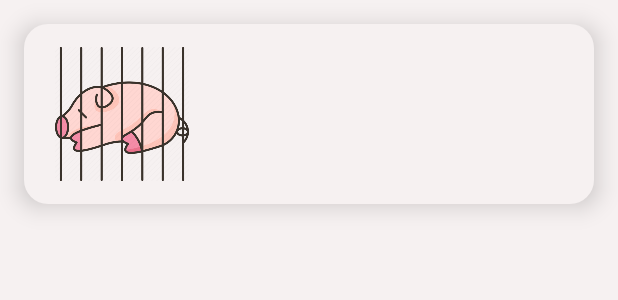
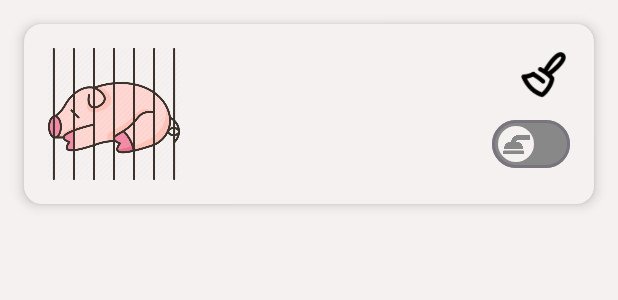
Before and after one commit to IrishRixon/Piggery-Monitoring, an Android app built with Jetpack Compose: the @Preview function CubicleCard, on a phone screen of 412 x 824 dp. Shown: the top 300 px of the screen. Run offline under Robolectric (Android 15) with nearby library versions, the phone set to English and light mode, and no system bars.

Commit message:
Making cubicle card

```diff
--- a/app/src/main/java/com/example/dolpiggery/MainScreen/UIComponents/Cards/CubicleCard/CubicleCard.kt
+++ b/app/src/main/java/com/example/dolpiggery/MainScreen/UIComponents/Cards/CubicleCard/CubicleCard.kt
@@ -2,55 +2,124 @@ package com.example.dolpiggery.MainScreen.UIComponents.Cards.CubicleCard
 
 import androidx.compose.foundation.Image
 import androidx.compose.foundation.background
+import androidx.compose.foundation.layout.Arrangement
 import androidx.compose.foundation.layout.Box
+import androidx.compose.foundation.layout.Column
+import androidx.compose.foundation.layout.Row
+import androidx.compose.foundation.layout.fillMaxHeight
 import androidx.compose.foundation.layout.fillMaxSize
 import androidx.compose.foundation.layout.fillMaxWidth
 import androidx.compose.foundation.layout.height
 import androidx.compose.foundation.layout.padding
 import androidx.compose.foundation.layout.size
 import androidx.compose.foundation.layout.width
-import androidx.compose.foundation.shape.RoundedCornerShape
-import androidx.compose.material3.Surface
-import androidx.compose.material3.contentColorFor
+import androidx.compose.material3.Card
+import androidx.compose.material3.CardDefaults
+import androidx.compose.material3.Icon
+import androidx.compose.material3.Switch
+import androidx.compose.material3.SwitchDefaults
+import androidx.compose.material3.Text
 import androidx.compose.runtime.Composable
+import androidx.compose.runtime.getValue
+import androidx.compose.runtime.mutableStateOf
+import androidx.compose.runtime.saveable.rememberSaveable
+import androidx.compose.runtime.setValue
+import androidx.compose.ui.Alignment
 import androidx.compose.ui.Modifier
 import androidx.compose.ui.graphics.Color
 import androidx.compose.ui.res.painterResource
 import androidx.compose.ui.tooling.preview.Preview
 import androidx.compose.ui.unit.dp
-import androidx.compose.ui.zIndex
+import androidx.compose.ui.unit.sp
 import com.example.dolpiggery.R
-import com.example.dolpiggery.ui.theme.PacificCyan5
+import com.example.dolpiggery.ui.theme.LimeGreen
 import com.example.dolpiggery.ui.theme.Snow60
 
 @Composable
 @Preview
 fun CubicleCard() {
-    Box(modifier = Modifier
-        .fillMaxSize()
-        .background(Snow60)
-        .padding(16.dp)) {
-        Surface(
+
+    var sprinklerSwitch by rememberSaveable {
+        mutableStateOf(false)
+    }
+
+    var broomTint by rememberSaveable {
+        mutableStateOf(false)
+    }
+
+    Box(
+        modifier = Modifier
+            .fillMaxSize()
+            .background(Snow60)
+            .padding(16.dp)
+    )
+    {
+        Card(
             onClick = { /*TODO*/ },
-            color = Snow60,
-            contentColor = PacificCyan5,
-            shadowElevation = 10.dp,
-            shape = RoundedCornerShape(16.dp),
+            elevation = CardDefaults.cardElevation(5.dp),
+            colors = CardDefaults.cardColors(Snow60),
             modifier = Modifier
+                .height(120.dp)
                 .fillMaxWidth()
-                .height(120.dp)
-            ) {
-            Box(
+        ) {
+            Row(
+                horizontalArrangement = Arrangement.SpaceBetween,
                 modifier = Modifier
                     .fillMaxSize()
-                    .padding(15.dp)
+                    .padding(16.dp)
             ) {
-                Box (modifier = Modifier.width(100.dp)){
+                Column(
+                    modifier = Modifier
+                        .width(100.dp)
+                        .fillMaxHeight()
+                ) {
                     Image(
                         painter = painterResource(id = R.drawable.pig_cage),
-                        contentDescription = null,
-                        modifier = Modifier.size(130.dp)
+                        contentDescription = null
                     )
+                }
+
+                Column(
+                    verticalArrangement = Arrangement.SpaceBetween,
+                    horizontalAlignment = Alignment.End,
+                    modifier = Modifier
+                        .width(120.dp)
+                        .fillMaxHeight()
+                ) {
+                    Box{
+                        Icon(
+                            painter = painterResource(id = R.drawable.broom1),
+                            tint = if(!broomTint) Color.Black else Color.Red,
+                            contentDescription = null,
+                            modifier = Modifier.size(35.dp)
+                        )
+                    }
+
+                    Row (
+                        verticalAlignment = Alignment.CenterVertically,
+                        horizontalArrangement = Arrangement.SpaceBetween,
+                        modifier = Modifier.fillMaxWidth()
+                    ){
+                        Text(text = "10:00", fontSize = 20.sp, color = if(sprinklerSwitch) Color.Black else Snow60 )
+
+                        Switch(
+                            checked = sprinklerSwitch,
+                            onCheckedChange = { sprinklerSwitch = it },
+                            thumbContent = { Icon(
+                                painter = painterResource(id = if(!sprinklerSwitch) R.drawable.shower_off else R.drawable.shower_on ),
+                                contentDescription = null,
+                                modifier = Modifier.size(18.dp)
+                            )},
+                            colors = SwitchDefaults.colors(
+                                uncheckedTrackColor = Color.Gray,
+                                uncheckedThumbColor = Snow60,
+                                checkedTrackColor = LimeGreen,
+                                checkedThumbColor = Snow60,
+                                checkedIconColor = Color.Black,
+                                uncheckedIconColor = Color.Gray
+                            )
+                        )
+                    }
                 }
             }
         }
--- a/app/src/main/java/com/example/dolpiggery/ui/theme/Color.kt
+++ b/app/src/main/java/com/example/dolpiggery/ui/theme/Color.kt
@@ -14,3 +14,5 @@ val Snow60 = Color(0xFFF6F1F1)
 val LightBlue30 = Color(0xFFAFD3E2)
 val PacificCyan5 = Color(0xFF19A7CE)
 val Cerulean5 = Color(0xFF146C94)
+
+val LimeGreen = Color(0xFF2BD041)
```
Also changed, not shown: app/src/main/java/com/example/dolpiggery/MainScreen/DataClass/Cubicle/Cubicle.kt (added, +10 -0 lines), app/src/main/java/com/example/dolpiggery/MainScreen/DataClass/Pig.kt (added, +7 -0 lines), app/src/main/java/com/example/dolpiggery/MainScreen/MainScreen.kt (+3 -30 lines), app/src/main/java/com/example/dolpiggery/MainScreen/Screens/CubiclesScreen/CubiclesScreen.kt (+2 -12 lines), app/src/main/res/drawable/broom1.png (added), app/src/main/res/drawable/pig.png (added), app/src/main/res/drawable/shower_off.png (added), app/src/main/res/drawable/shower_on.png (added).
